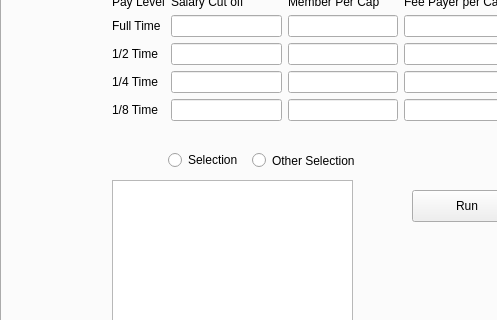
Before: the Qt Designer form Test.ui in slipschutz/geu, drawn with Qt 5; both pictures show x 0 to 497 and y 115 to 435 of the 817 by 567 pixel window.
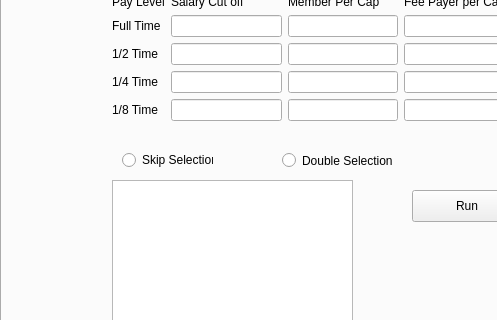
After: the same form once the commit is applied. The open tabs and pages were chosen to show the change.

Commit message:
Everything is working to my knowledge.  The Annual reconcillation procedure is finished.  You can select which pay periods you want to use to represent the month. You can also select files to count twice
There is only one hard coded thing left.  The 9/2/16 and 6/9/17
pay peroids are hard coded to be the ones that have only a fraction
of a pay peroid in them.  Those fractions are also hard coded

The edit to the form file:
```diff
--- a/Test.ui
+++ b/Test.ui
@@ -363,27 +363,27 @@
      <widget class="QRadioButton" name="radioButton">
       <property name="geometry">
        <rect>
-        <x>166</x>
+        <x>120</x>
         <y>220</y>
-        <width>111</width>
+        <width>91</width>
         <height>20</height>
        </rect>
       </property>
       <property name="text">
-       <string>Selection</string>
+       <string>Skip Selection</string>
       </property>
      </widget>
      <widget class="QRadioButton" name="radioButton_2">
       <property name="geometry">
        <rect>
-        <x>250</x>
+        <x>280</x>
         <y>220</y>
         <width>111</width>
         <height>21</height>
        </rect>
       </property>
       <property name="text">
-       <string>Other Selection</string>
+       <string>Double Selection</string>
       </property>
      </widget>
     </widget>
```
Left out of the diff: 6 changed lines with no effect on the pictures. The commit also changes 2 other files.
